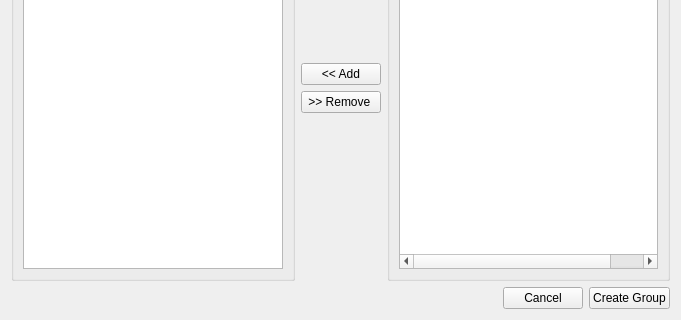
Before: the Qt Designer form retroshare-gui/src/gui/Circles/CreateCircleDialog.ui in RetroShare/RetroShare, drawn with Qt 5; both pictures show x 0 to 681 and y 224 to 544 of the 681 by 544 pixel window.
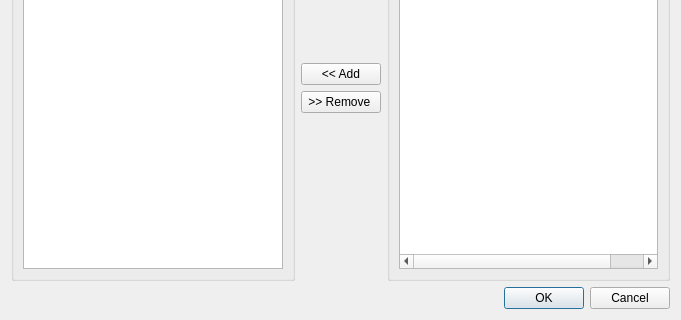
After: the same form once the commit is applied. Custom widgets are drawn as their Qt base class.

Commit message: Circles: - cleaned source code - added auto refresh - added todo button - fixed utf8 issues - added new strings to translation Updated english translation

Patch:
```diff
--- a/retroshare-gui/src/gui/Circles/CreateCircleDialog.ui
+++ b/retroshare-gui/src/gui/Circles/CreateCircleDialog.ui
@@ -13,8 +13,8 @@
   <property name="windowTitle">
    <string/>
   </property>
-  <layout class="QGridLayout" name="gridLayout">
-   <item row="0" column="0" colspan="3">
+  <layout class="QVBoxLayout" name="verticalLayout_5">
+   <item>
     <widget class="QGroupBox" name="groupBox_title">
      <property name="title">
       <string>Circle Details</string>
@@ -127,7 +127,9 @@
      </layout>
     </widget>
    </item>
-   <item row="1" column="0">
+   <item>
+    <layout class="QHBoxLayout" name="horizontalLayout_2">
+     <item>
     <widget class="QGroupBox" name="groupBox_2">
      <property name="title">
       <string>Circle Membership</string>
@@ -150,7 +152,7 @@
      </layout>
     </widget>
    </item>
-   <item row="1" column="1">
+     <item>
     <layout class="QVBoxLayout" name="verticalLayout_4">
      <item>
       <spacer name="verticalSpacer">
@@ -194,7 +196,7 @@
      </item>
     </layout>
    </item>
-   <item row="1" column="2">
+     <item>
     <widget class="QGroupBox" name="groupBox_4">
      <property name="title">
       <string>Known Identities</string>
@@ -268,37 +270,15 @@
      </layout>
     </widget>
    </item>
-   <item row="2" column="0" colspan="3">
-    <layout class="QHBoxLayout" name="horizontalLayout_2">
-     <item>
-      <spacer name="horizontalSpacer_2">
-       <property name="orientation">
-        <enum>Qt::Horizontal</enum>
-       </property>
-       <property name="sizeHint" stdset="0">
-        <size>
-         <width>418</width>
-         <height>20</height>
-        </size>
-       </property>
-      </spacer>
-     </item>
-     <item>
-      <widget class="QPushButton" name="pushButton_cancel">
-       <property name="text">
-        <string>Cancel</string>
-       </property>
-      </widget>
-     </item>
-     <item>
-      <widget class="QPushButton" name="pushButton_create">
-       <property name="text">
-        <string>Create Group</string>
-       </property>
-      </widget>
-     </item>
     </layout>
    </item>
+   <item>
+    <widget class="QDialogButtonBox" name="buttonBox">
+     <property name="standardButtons">
+      <set>QDialogButtonBox::Cancel|QDialogButtonBox::Ok</set>
+     </property>
+    </widget>
+   </item>
   </layout>
  </widget>
  <customwidgets>
```
Left out of the diff: 4 changed lines with no effect on the pictures. Lines whose indentation alone changed are shown as unchanged. The commit also changes 8 other files.
